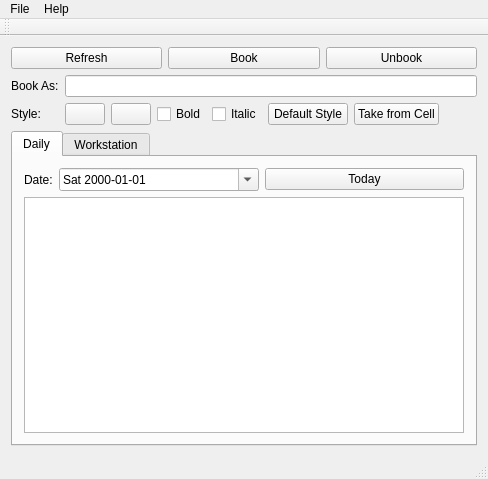
First picture: the form in workstationscheduler.ui, repository maurerpe/WorkstationScheduler, before the edit.
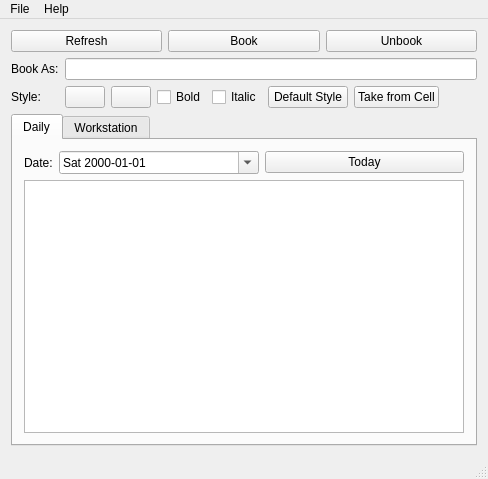
Second picture: the form after the edit.

Commit message:
Remove empty toolbar.  Fix bug.
Empty toolbar not needed and was cluttering the interface.  There was a
bug were removing workstations was not properly reflected in the
workstationName combobox.  Both issues have been fixed.

What changed in the file:
```diff
--- a/workstationscheduler.ui
+++ b/workstationscheduler.ui
@@ -274,14 +274,6 @@
    <addaction name="menuFile"/>
    <addaction name="menuHelp"/>
   </widget>
-  <widget class="QToolBar" name="mainToolBar">
-   <attribute name="toolBarArea">
-    <enum>TopToolBarArea</enum>
-   </attribute>
-   <attribute name="toolBarBreak">
-    <bool>false</bool>
-   </attribute>
-  </widget>
   <widget class="QStatusBar" name="statusBar"/>
   <action name="actionWorkstationDescriptions">
    <property name="text">
```
Left out of the diff: 2 changed lines with no effect on the pictures. The commit also changes 1 other file.
